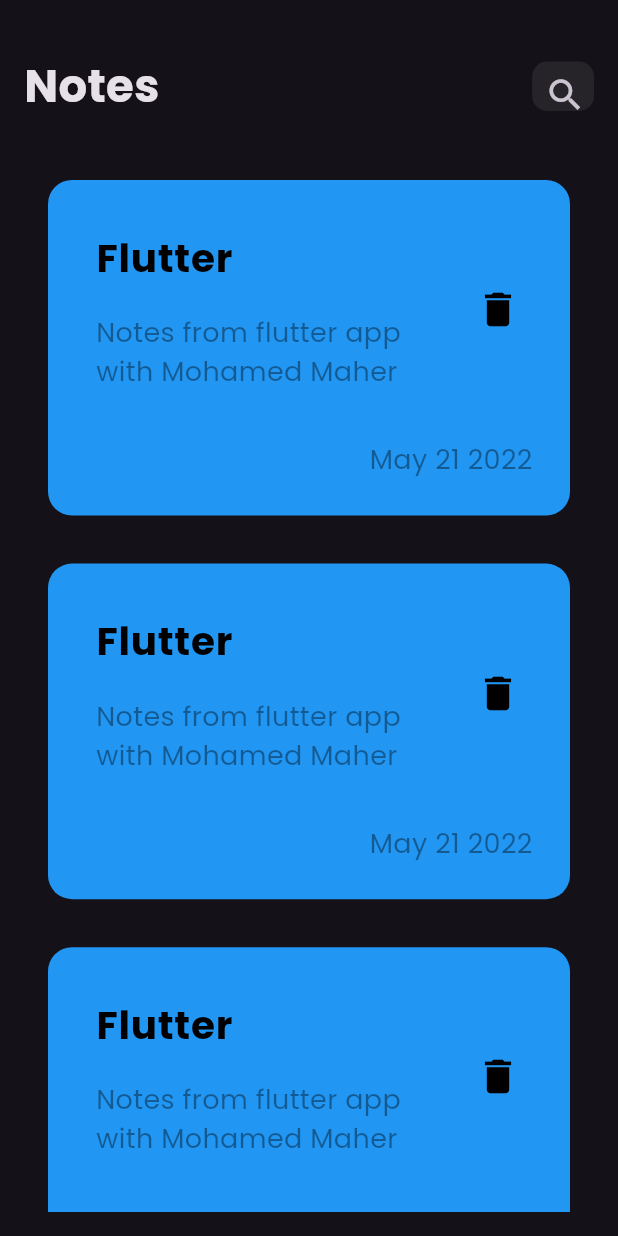
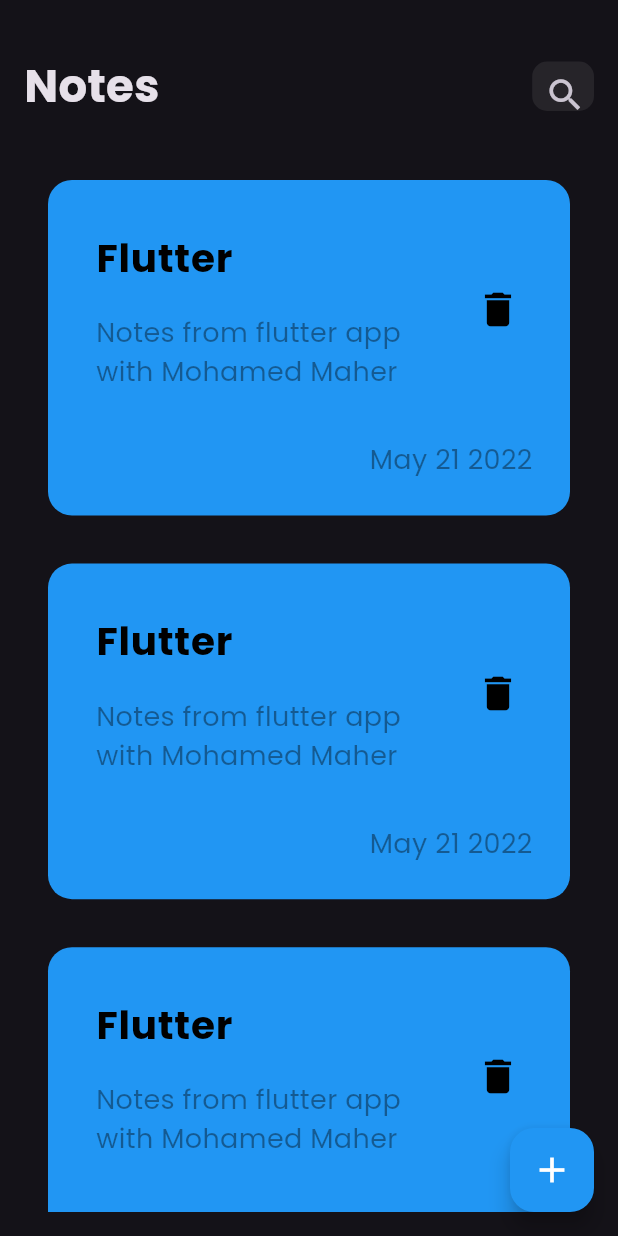
Before and after one commit to MohamedMaherTawfik/notes_app, a Flutter app: the screen it shows after launch, on a phone screen of 412 x 824 dp. Run offline on Flutter 3.47's test engine with Material 3 defaults, Android fonts, the phone set to English and light mode, and no system bars.

Commit message:
add FloatingActionButton

```diff
--- a/lib/Views/Notes_view.dart
+++ b/lib/Views/Notes_view.dart
@@ -6,6 +6,17 @@ class NotesView extends StatelessWidget {
 
   @override
   Widget build(BuildContext context) {
-    return NotesViewBody();
+    return Scaffold(
+      body: NotesViewBody(),
+      floatingActionButton: FloatingActionButton(
+        backgroundColor: Colors.blue,
+        foregroundColor: Colors.white,
+        onPressed: () {},
+        child: Icon(
+          Icons.add,
+          size: 28,
+        ),
+      ),
+    );
   }
 }
--- a/lib/Views/widgets/notes_listView.dart
+++ b/lib/Views/widgets/notes_listView.dart
@@ -7,7 +7,7 @@ class NotesListView extends StatelessWidget {
   @override
   Widget build(BuildContext context) {
     return ListView.builder(
-      // itemCount: 10,
+      itemCount: 10,
       itemBuilder: (context, index) {
         return Padding(
           padding: const EdgeInsets.all(16.0),
```
